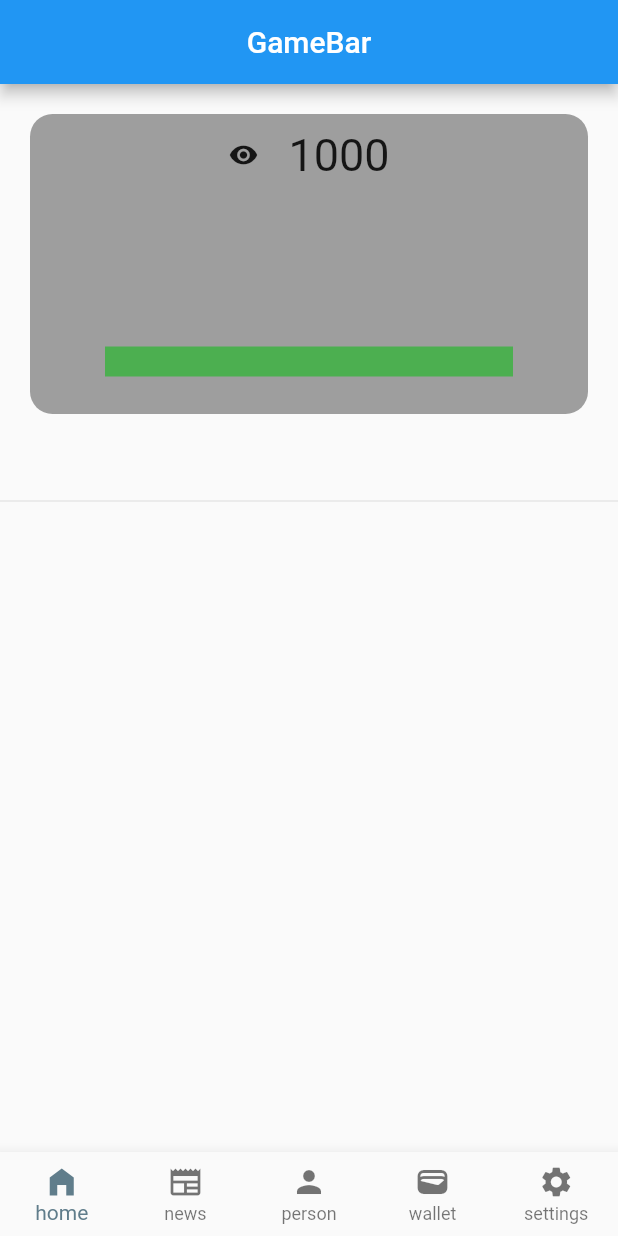
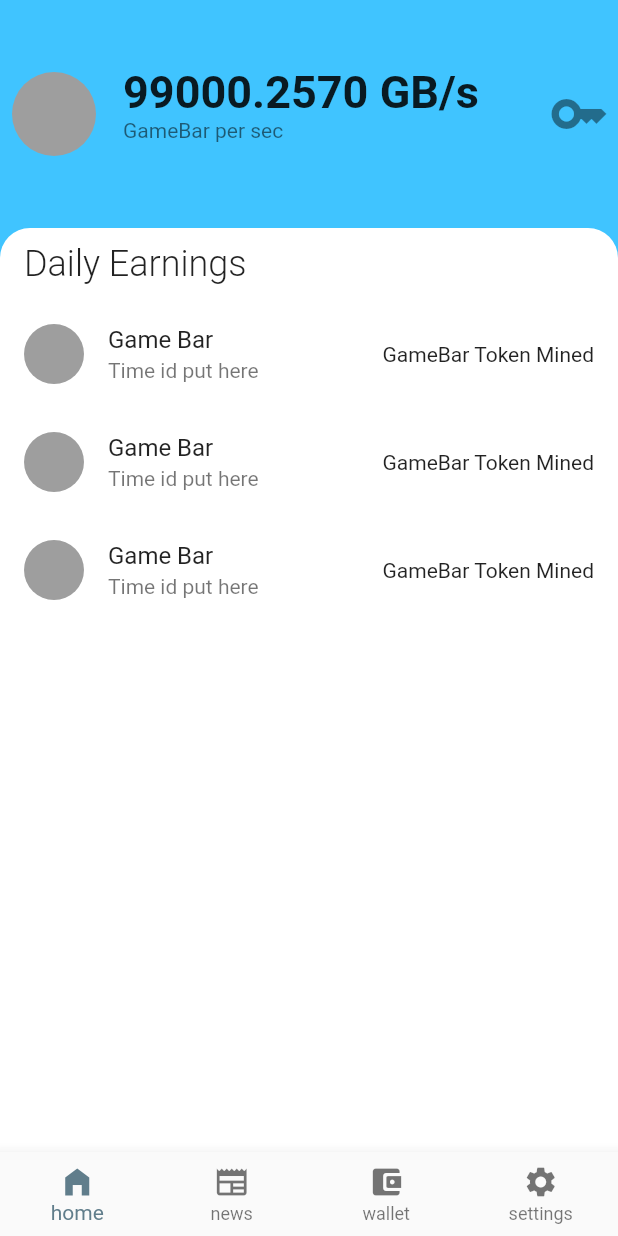
Before and after one commit to DreamingMoon/mining, a Flutter app: the screen it shows after launch, on a phone screen of 412 x 824 dp. Run offline on Flutter 3.47's test engine with Material 2 defaults, Android fonts, the light colour scheme and no system bars.

Commit message:
Ui half complete, settings navigation needed

```diff
--- a/lib/screens/homepage.dart
+++ b/lib/screens/homepage.dart
@@ -1,5 +1,7 @@
 import 'package:flutter/material.dart';
 import 'package:mining_ap/screens/homescreen.dart';
+import 'package:mining_ap/screens/settings.dart';
+import 'package:mining_ap/screens/wallet.dart';
 import '../Screens/news.dart';
 
 class HomePage extends StatefulWidget {
@@ -23,8 +25,9 @@ class _HomePageState extends State<HomePage> {
         items: const <BottomNavigationBarItem>[
           BottomNavigationBarItem(icon: Icon(Icons.home_filled), label: 'home'),
           BottomNavigationBarItem(icon: Icon(Icons.newspaper), label: 'news'),
-          BottomNavigationBarItem(icon: Icon(Icons.person), label: 'person'),
-          BottomNavigationBarItem(icon: Icon(Icons.wallet), label: 'wallet'),
+          BottomNavigationBarItem(
+              icon: Icon(Icons.account_balance_wallet_rounded),
+              label: 'wallet'),
           BottomNavigationBarItem(
               icon: Icon(Icons.settings), label: 'settings'),
         ],
@@ -37,6 +40,8 @@ class _HomePageState extends State<HomePage> {
         children: [
           HomeScreen(),
           NewsPage(),
+          WalletPage(),
+          SettingsPage(),
         ],
       ),
     );
--- a/lib/screens/homescreen.dart
+++ b/lib/screens/homescreen.dart
@@ -13,60 +13,103 @@ class _HomeScreenState extends State<HomeScreen> {
   @override
   Widget build(BuildContext context) {
     return Scaffold(
-      appBar: AppBar(
-        scrolledUnderElevation: scrolledUnderElevation,
-        shadowColor: shadowColor ? Theme.of(context).colorScheme.shadow : null,
-        centerTitle: true,
-        title: const Text('GameBar'),
-      ),
-      body: ListView(
-        scrollDirection: Axis.vertical,
+      backgroundColor: Colors.lightBlueAccent,
+      body: Column(
+        crossAxisAlignment: CrossAxisAlignment.center,
         children: [
-          Padding(
-            padding: const EdgeInsets.all(20.0),
+          const SizedBox(
+            height: 40.0,
+          ),
+          const ListTile(
+            contentPadding: EdgeInsets.symmetric(horizontal: 6),
+            leading: CircleAvatar(
+              backgroundColor: Colors.grey,
+              radius: 30,
+            ),
+            title: Text(
+              '99000.2570 GB/s',
+              style: TextStyle(
+                fontSize: 30,
+                fontWeight: FontWeight.w700,
+              ),
+            ),
+            subtitle: Text('GameBar per sec'),
+            trailing: Icon(
+              Icons.key,
+              size: 40,
+            ),
+          ),
+          // Row(
+          //   mainAxisAlignment: MainAxisAlignment.spaceEvenly,
+          //   children: const [
+          //     Icon(Icons.arrow_circle_up, ),
+          //     Icon(Icons.wallet),
+          //     Icon(Icons.arrow_circle_down),
+
+          //   ],
+          // ),
+          const SizedBox(
+            height: 40.0,
+          ),
+          Expanded(
             child: Container(
-              height: 200,
-              decoration: BoxDecoration(
-                  borderRadius: BorderRadius.circular(15), color: Colors.grey),
-              child: Column(
+              decoration: const BoxDecoration(
+                color: Colors.white,
+                borderRadius: BorderRadius.only(
+                  topLeft: Radius.circular(20),
+                  topRight: Radius.circular(20),
+                ),
+              ),
+              child: ListView(
                 children: [
-                  Padding(
-                    padding: const EdgeInsets.symmetric(vertical: 10),
-                    child: Row(
-                      mainAxisAlignment: MainAxisAlignment.center,
-                      children: const [
-                        Icon(
-                          Icons.remove_red_eye,
-                          size: 20,
+                  const SizedBox(
+                    height: 10.0,
+                  ),
+                  Column(
+                    crossAxisAlignment: CrossAxisAlignment.start,
+                    children: const [
+                      Padding(
+                        padding: EdgeInsets.symmetric(horizontal: 16.0),
+                        child: Text(
+                          'Daily Earnings',
+                          style: TextStyle(
+                            fontSize: 24,
+                            fontWeight: FontWeight.w300,
+                          ),
                         ),
-                        SizedBox(width: 20),
-                        Text(
-                          '1000',
-                          style: TextStyle(fontSize: 30),
-                        )
-                      ],
-                    ),
-                  ),
-                  const SizedBox(
-                    height: 100,
-                  ),
-                  Padding(
-                    padding: const EdgeInsets.symmetric(horizontal: 50),
-                    child: Container(
-                      height: 20,
-                      color: Colors.green,
-                    ),
-                  ),
+                      ),
+                      SizedBox(
+                        height: 10.0,
+                      ),
+                      ListTile(
+                        leading: CircleAvatar(
+                          backgroundColor: Colors.grey,
+                        ),
+                        title: Text('Game Bar'),
+                        subtitle: Text('Time id put here'),
+                        trailing: Text('GameBar Token Mined'),
+                      ),
+                      ListTile(
+                        leading: CircleAvatar(
+                          backgroundColor: Colors.grey,
+                        ),
+                        title: Text('Game Bar'),
+                        subtitle: Text('Time id put here'),
+                        trailing: Text('GameBar Token Mined'),
+                      ),
+                      ListTile(
+                        leading: CircleAvatar(
+                          backgroundColor: Colors.grey,
+                        ),
+                        title: Text('Game Bar'),
+                        subtitle: Text('Time id put here'),
+                        trailing: Text('GameBar Token Mined'),
+                      )
+                    ],
+                  )
                 ],
               ),
             ),
-          ),
-          const SizedBox(
-            height: 30,
-          ),
-          const Divider(),
-          const SizedBox(
-            height: 30,
           ),
         ],
       ),
```
Also changed, not shown: lib/constants.dart (+35 -0 lines), lib/screens/settings.dart (added, +45 -0 lines), lib/screens/wallet.dart (added, +38 -0 lines).
